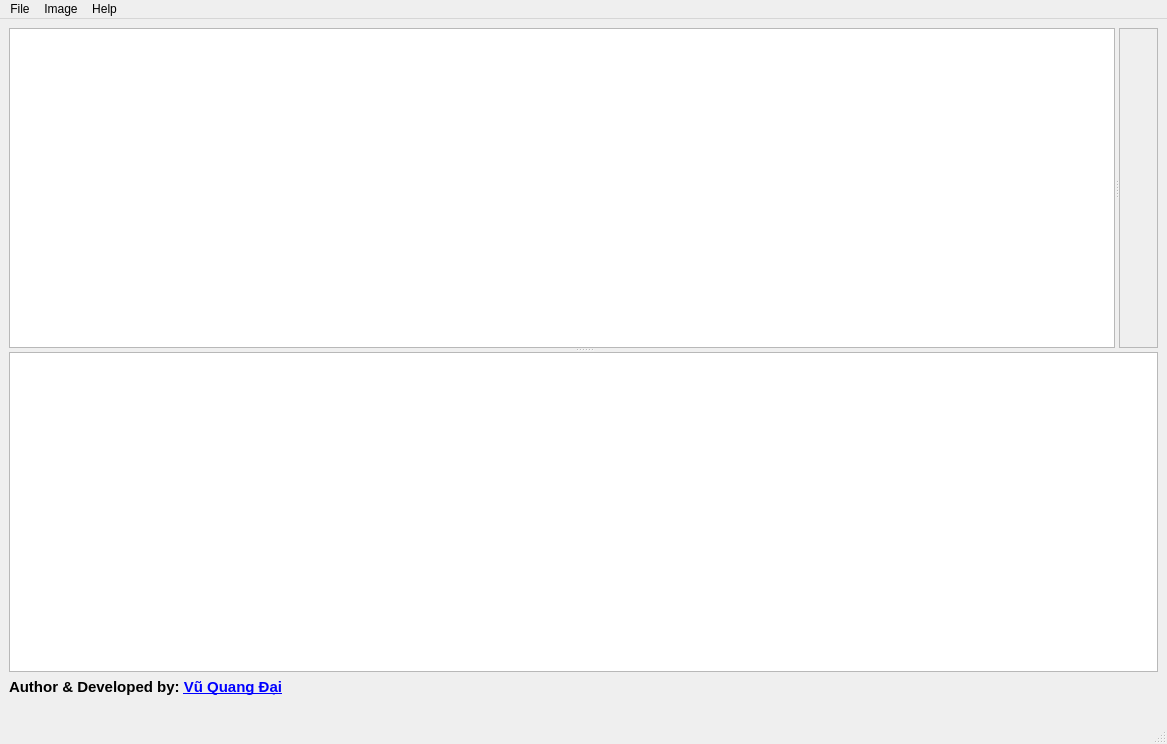
First picture: the form in GUI/Sreen/GUI.ui, repository VQD-BSV-Official/RecoveryJpeg, before the edit.
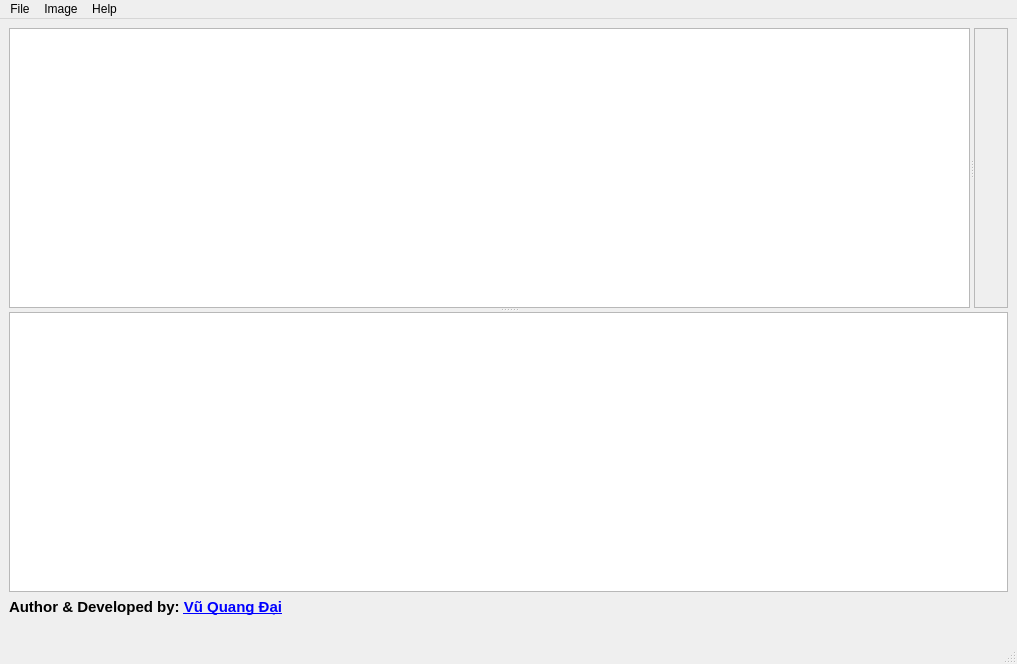
Second picture: the form after the edit. Icons and pictures are not drawn.

Patch:
```diff
--- a/GUI/Sreen/GUI.ui
+++ b/GUI/Sreen/GUI.ui
@@ -6,8 +6,8 @@
    <rect>
     <x>0</x>
     <y>0</y>
-    <width>1167</width>
-    <height>744</height>
+    <width>1017</width>
+    <height>664</height>
    </rect>
   </property>
   <property name="windowTitle">
@@ -17,6 +17,9 @@
    <iconset>
     <normaloff>Logo/logo.ico</normaloff>Logo/logo.ico</iconset>
   </property>
+  <property name="styleSheet">
+   <string notr="true"/>
+  </property>
   <property name="animated">
    <bool>false</bool>
   </property>
@@ -39,6 +42,12 @@
         </property>
        </widget>
        <widget class="QLabel" name="label">
+        <property name="sizePolicy">
+         <sizepolicy hsizetype="Preferred" vsizetype="Expanding">
+          <horstretch>0</horstretch>
+          <verstretch>0</verstretch>
+         </sizepolicy>
+        </property>
         <property name="cursor">
          <cursorShape>CrossCursor</cursorShape>
         </property>
@@ -92,7 +101,7 @@
     <rect>
      <x>0</x>
      <y>0</y>
-     <width>1167</width>
+     <width>1017</width>
      <height>22</height>
     </rect>
    </property>
```
Left out of the diff: 2 changed lines with no effect on the pictures.
